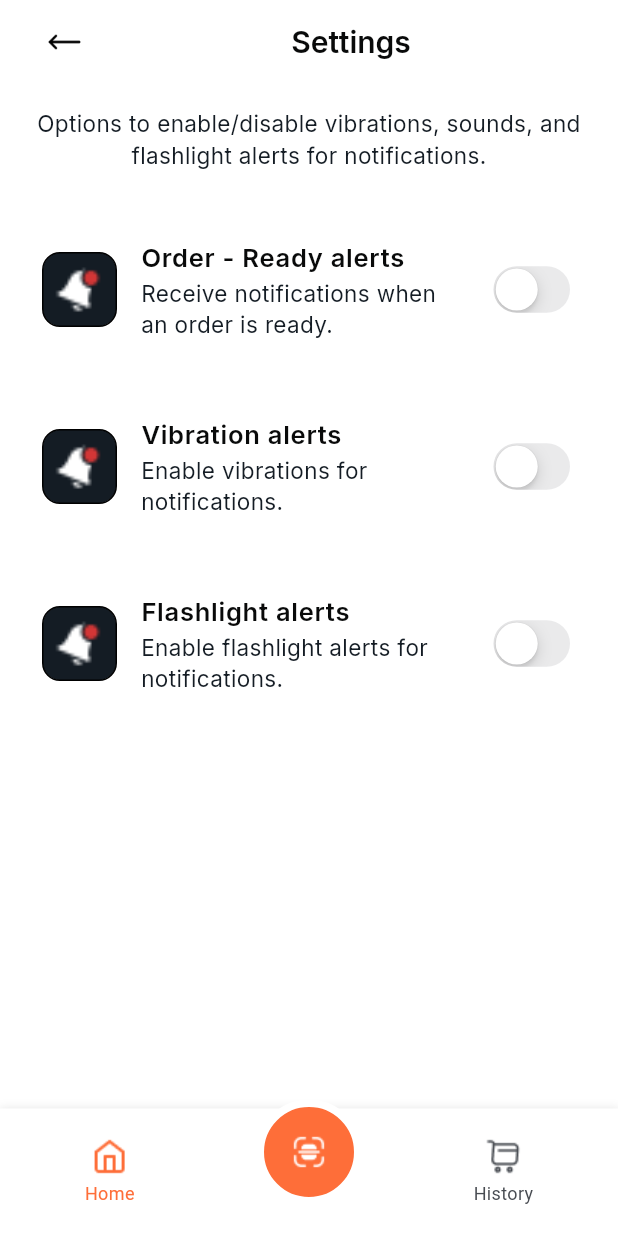
After one commit to priyankanit/Restaurant_Pager_App, a Flutter app: the NotificationsSettingPage screen opened directly, on a phone screen of 412 x 824 dp. The commit adds this screen. Run offline on Flutter 3.47's test engine with Material 3 defaults, Android fonts, the light colour scheme and no system bars; our stand-ins replace get, google_fonts.

Commit message:
notification_setting_page_design

```diff
--- /dev/null
+++ b/lib/controllers/notification_settings/notification_settings_controller.dart
@@ -0,0 +1,8 @@
+import 'package:get/get.dart';
+
+class NotificationSettingsController extends GetxController{
+  RxBool orderReadyAlerts = false.obs;
+  RxBool vibrationAlerts = false.obs;
+  RxBool flashlightAlerts = false.obs;
+
+}
--- a/lib/main.dart
+++ b/lib/main.dart
@@ -5,13 +5,15 @@ import 'package:restuarant_pager_app/views/pages/dashboard/dashboard_binding.dar
 
 
 void main() {
-  runApp(MyApp());
+  runApp(const MyApp());
 }
 
 class MyApp extends StatelessWidget {
+  const MyApp({super.key});
   @override
   Widget build(BuildContext context) {
     return GetMaterialApp( // GetMaterialApp is needed for GetX
+      debugShowCheckedModeBanner: false,
       title: "DemoAppOnGetx",
       initialRoute: '/',
       getPages: [
@@ -19,7 +21,8 @@ class MyApp extends StatelessWidget {
           name: '/',
           page: () => const Dashboard(),
           binding: DashboardBinding(),
-        )
+        ),
+
       ],
     );
   }
--- a/lib/views/main_screens/history_screen/history_screen.dart
+++ b/lib/views/main_screens/history_screen/history_screen.dart
@@ -1,8 +1,10 @@
+import 'package:flutter/material.dart';
 import "package:get/get.dart";
-import 'package:flutter/material.dart';
 import 'package:restuarant_pager_app/controllers/pages_controller/history_controller/history_controller.dart';
 
 class HistoryScreen extends GetView<HistoryController> {
+  const HistoryScreen({super.key});
+
   @override
   Widget build(BuildContext context) {
     return Scaffold(
--- a/lib/views/main_screens/home_screen/home_screen.dart
+++ b/lib/views/main_screens/home_screen/home_screen.dart
@@ -1,15 +1,15 @@
 import 'package:flutter/material.dart';
-
 import 'package:get/get.dart';
 import 'package:restuarant_pager_app/controllers/pages_controller/home_controller/home_controller.dart';
 
 class HomeScreen extends GetView<HomeController> {
+  const HomeScreen({super.key});
 
   @override
   Widget build(BuildContext context) {
     return Scaffold(
       body: Center(
-        child: Text("${controller.title}"),
+        child: Text(controller.title),
       ),
     );
   }
--- a/lib/views/pages/dashboard/dashboard.dart
+++ b/lib/views/pages/dashboard/dashboard.dart
@@ -14,9 +14,9 @@ class Dashboard extends StatelessWidget {
       return Scaffold(
         body: IndexedStack(
           index: controller.tabIndex.value,
-          children: [
+          children: const [
             HomeScreen(),
-            HistoryScreen(),
+             HistoryScreen(),
           ],
         ),
         bottomNavigationBar: CustomBottomNavBar(
--- /dev/null
+++ b/lib/views/pages/notifications/notifications_setting_page.dart
@@ -0,0 +1,212 @@
+import 'package:flutter/cupertino.dart';
+import 'package:flutter/material.dart';
+import 'package:get/get.dart';
+import 'package:google_fonts/google_fonts.dart';
+import 'package:restuarant_pager_app/controllers/notification_settings/notification_settings_controller.dart';
+import 'package:restuarant_pager_app/widgets/custom_bottomNavbar.dart';
+
+class NotificationsSettingPage extends StatelessWidget {
+   final NotificationSettingsController controller = Get.put(NotificationSettingsController());
+  NotificationsSettingPage({super.key});
+
+
+  @override
+  Widget build(BuildContext context) {
+    return Scaffold(
+        backgroundColor: Colors.white,
+        appBar: AppBar(
+          backgroundColor: Colors.white,
+          elevation: 0,
+           title: Padding(
+             padding: const EdgeInsets.all(0.0),
+             child: SafeArea(
+               child: Row(
+                mainAxisAlignment: MainAxisAlignment.center,
+                crossAxisAlignment: CrossAxisAlignment.start,
+                 children: [
+                   Center(child: Text('Settings',
+                   style: GoogleFonts.inter(
+                    fontWeight:FontWeight.w600,
+                    fontSize:20,
+                    color:const Color(0xff090A0A),
+                    ),
+                    ),
+                    ),
+                 ],
+               ),
+             ),
+           ),
+            leading: Padding(
+              padding: const EdgeInsets.only(left:30.0,),
+              child: Container(
+                height: 20,
+                width: 20,
+                decoration: BoxDecoration(borderRadius: BorderRadius.circular(100)),
+                child: InkWell(
+                  onTap: (){},
+                  splashColor: Colors.grey.shade100,
+                  child: Image.asset('assets/images/back_arrow.png', width: 20, height: 20,
+                  ),
+                ),
+              ),
+            ),
+        ),
+        body: Padding(
+          padding: const EdgeInsets.all(16.0),
+          child: Column(
+            crossAxisAlignment: CrossAxisAlignment.center,
+            children: [
+            Center(
+              child: Text('Options to enable/disable vibrations, sounds, and flashlight alerts for notifications.',
+              style: GoogleFonts.inter(
+                fontWeight:FontWeight.w400,
+                fontSize:15,
+                color: const Color(0xff141C24),
+                ),
+                textAlign: TextAlign.center,
+                ),
+            ),
+              const SizedBox(height: 25,),
+              Obx(() => ListTile(
+                contentPadding: const EdgeInsets.all(12),
+                leading: Container(
+                  height: 50,
+                  width: 50,
+                  decoration: BoxDecoration(
+                    color: const Color(0xff141C24),
+                    borderRadius: BorderRadius.circular(12),
+                    border: Border.all(
+                      color: Colors.black,
+                      width: 1.0,
+                    ),
+
+
+                  ),
+                  child: ClipRRect(
+                    borderRadius: BorderRadius.circular(12),
+                    child: Image.asset('assets/images/notification_bell.png', height: 10, width: 10,
+                    fit: BoxFit.contain,
+                    ),
+                  ),
+                ),
+
+                title: Text('Order - Ready alerts',
+                style: GoogleFonts.inter(fontWeight:FontWeight.w600, fontSize:17, color:const Color(0xff090A0A),),),
+                subtitle: Text('Receive notifications when an order is ready.',
+                style: GoogleFonts.inter(
+                fontWeight:FontWeight.w400,
+                fontSize:15,
+                color: const Color(0xff141C24),
+                ),),
+                trailing: CupertinoSwitch(
+                  value: controller.orderReadyAlerts.value,
+                onChanged: (value){
+                   controller.orderReadyAlerts.value = value;
+                },
+                activeColor: Colors.green,
+                //trackColor: Colors.grey,
+                ),
+              ),
+              ),
+              const SizedBox(height: 10,),
+              Obx(() => ListTile(
+                contentPadding: const EdgeInsets.all(12),
+                leading: Container(
+                  height: 50,
+                  width: 50,
+                  decoration: BoxDecoration(
+                    color: const Color(0xff141C24),
+                    borderRadius: BorderRadius.circular(12),
+                    border: Border.all(
+                      color: Colors.black,
+                      width: 1.0,
+                    ),
+
+                  ),
+                  child: ClipRRect(
+                    borderRadius: BorderRadius.circular(12),
+                    child: Image.asset('assets/images/notification_bell.png',
+                     height: 10,
+                     width: 10,
+                    fit: BoxFit.contain,
+                    ),
+                  ),
+                ),
+
+                title: Text('Vibration alerts', style: GoogleFonts.inter(
+                  fontWeight:FontWeight.w600,
+                  fontSize:17,
+                  color:const Color(0xff090A0A),
+                  ),
+                  ),
+                subtitle: Text('Enable vibrations for notifications.',
+                 style: GoogleFonts.inter(
+                fontWeight:FontWeight.w400,
+                fontSize:15,
+                color: const Color(0xff141C24),
+                ),),
+                trailing: CupertinoSwitch(value: controller.vibrationAlerts.value,
+                onChanged: (value){
+                 controller.vibrationAlerts.value = value;
+                },
+                 activeColor: Colors.green,
+                ),
+              ),
+              ),
+              const SizedBox(height: 10.0,),
+              Obx(() => ListTile(
+                contentPadding: const EdgeInsets.all(12),
+                leading: Container(
+                  height: 50,
+                  width: 50,
+                  decoration: BoxDecoration(
+                    color: const Color(0xff141C24),
+                    borderRadius: BorderRadius.circular(12),
+                    border: Border.all(
+                      color: Colors.black,
+                      width: 1.0,
+                    ),
+
+                  ),
+                  child: ClipRRect(
+                    borderRadius: BorderRadius.circular(12),
+                    child: Image.asset('assets/images/notification_bell.png',
+                    height: 10,
+                    width: 10,
+                    fit: BoxFit.contain,
+                    ),
+                  ),
+                ),
+
+                title: Text('Flashlight alerts', style: GoogleFonts.inter(
+                fontWeight:FontWeight.w600,
+                fontSize:17,
+                color:const Color(0xff090A0A),
+                ),
+                ),
+                subtitle: Text('Enable flashlight alerts for notifications.',
+                style: GoogleFonts.inter(
+                fontWeight:FontWeight.w400,
+                fontSize:15,
+                color: const Color(0xff141C24),
+                ),),
+                trailing: CupertinoSwitch(
+                  value: controller.flashlightAlerts.value,
+                onChanged: (value){
+                controller.flashlightAlerts.value = value;
+                },
+                 activeColor: Colors.green,
+                ),
+              ),
+              ),
+
+          ],
+
+          ),
+
+        ),
+        bottomNavigationBar: CustomBottomNavBar(selectedIndex: 0, onItemTapped: (index){}),
+
+    );
+  }
+}
--- a/lib/views/pages/onboarding/boarding_screen.dart
+++ b/lib/views/pages/onboarding/boarding_screen.dart
@@ -1,10 +1,12 @@
 import 'package:flutter/material.dart';
 import 'package:get/get.dart';
+import 'package:google_fonts/google_fonts.dart';
 import 'package:restuarant_pager_app/controllers/onboarding/boarding_controller.dart';
 import 'package:restuarant_pager_app/models/onboarding/bording_model.dart';
-import 'package:google_fonts/google_fonts.dart';
 
 class BoardingScreen extends StatelessWidget {
+  const BoardingScreen({super.key});
+
   @override
   Widget build(BuildContext context) {
     final BoardingController controller =
--- a/lib/views/pages/tickets/ticket_history.dart
+++ b/lib/views/pages/tickets/ticket_history.dart
@@ -5,6 +5,8 @@ import 'package:restuarant_pager_app/controllers/tickets/ticket_history_controll
 import 'package:restuarant_pager_app/widgets/ticket_history_card.dart';
 
 class TicketHistoryPage extends StatelessWidget {
+  TicketHistoryPage({super.key});
+
   final TicketHistoryController controller = Get.put(TicketHistoryController());
 
   @override
@@ -12,13 +14,13 @@ class TicketHistoryPage extends StatelessWidget {
     return SafeArea(
       child: Scaffold(
         appBar: AppBar(
-          title: Text(
+          title: const Text(
             'Ticket history',
             style: TextStyle(fontWeight: FontWeight.w700),
           ),
           centerTitle: true,
           leading: IconButton(
-            icon: Icon(Icons.arrow_back),
+            icon: const Icon(Icons.arrow_back),
             onPressed: () => Get.back(),
           ),
         ),
@@ -28,7 +30,7 @@ class TicketHistoryPage extends StatelessWidget {
             itemBuilder: (context, index) {
               return Column(
                 children: [
-                  SizedBox(height: 10,),
+                  const SizedBox(height: 10,),
                   TicketItem(ticket: controller.tickets[index]),
                 ],
               );
@@ -36,7 +38,7 @@ class TicketHistoryPage extends StatelessWidget {
           );
         }),
         bottomNavigationBar: BottomNavigationBar(
-          items: [
+          items: const [
             BottomNavigationBarItem(
               icon: Icon(Icons.home),
               label: 'Home',
--- a/lib/widgets/custom_bottomNavbar.dart
+++ b/lib/widgets/custom_bottomNavbar.dart
@@ -6,10 +6,10 @@ class CustomBottomNavBar extends StatelessWidget {
   final Function(int) onItemTapped;
 
   const CustomBottomNavBar({
-    Key? key,
+    super.key,
     required this.selectedIndex,
     required this.onItemTapped,
-  }) : super(key: key);
+  });
 
   @override
   Widget build(BuildContext context) {
@@ -22,7 +22,7 @@ class CustomBottomNavBar extends StatelessWidget {
             color: Colors.grey.withOpacity(0.3),
             spreadRadius: 1,
             blurRadius: 5,
-            offset: Offset(0, 1),
+            offset: const Offset(0, 1),
           ),
         ],
       ),
@@ -90,7 +90,7 @@ class CustomBottomNavBar extends StatelessWidget {
         decoration: BoxDecoration(
           shape: BoxShape.circle,
           border: Border.all(color: Colors.white, width: 5),
-          color: Color(0xffFE6E39),
+          color: const Color(0xffFE6E39),
         ),
         child: Image.asset("assets/images/scan.png"),
       ),
--- a/lib/widgets/ticket_history_card.dart
+++ b/lib/widgets/ticket_history_card.dart
@@ -5,7 +5,7 @@ import 'package:restuarant_pager_app/models/tickets/ticket_model.dart';
 class TicketItem extends StatelessWidget {
   final TicketModel ticket;
 
-  const TicketItem({required this.ticket});
+  const TicketItem({super.key, required this.ticket});
 
   @override
   Widget build(BuildContext context) {
@@ -21,7 +21,7 @@ class TicketItem extends StatelessWidget {
               crossAxisAlignment: CrossAxisAlignment.start,
               children: [
                 Text(
-                  '${ticket.id}',
+                  ticket.id,
                   style: const TextStyle(
                     fontWeight: FontWeight.bold,
                     fontSize: 16.0, // Adjust font size for ticket ID
@@ -39,7 +39,6 @@ class TicketItem extends StatelessWidget {
             Container(
               padding: const EdgeInsets.symmetric(horizontal: 16.0, vertical: 8.0),
               decoration: BoxDecoration(
-                // TODO: .withAlpha(alpha: 0.5) has Some problem check figerItOut
                 color: ticket.status == "Open" ? Colors.orange.shade100 : Colors.green.shade100,
                 borderRadius: BorderRadius.circular(8.0), // Adjust border radius for pill-like shape
               ),
```
Also changed, not shown: pubspec.yaml (+10 -9 lines), assets/fonts/Inter-Italic-VariableFont.ttf (added), assets/fonts/Inter-VariableFont.ttf (added), assets/images/back_arrow.png (added), assets/images/image.png (added), assets/images/notification_bell.png (added), pubspec.lock.
